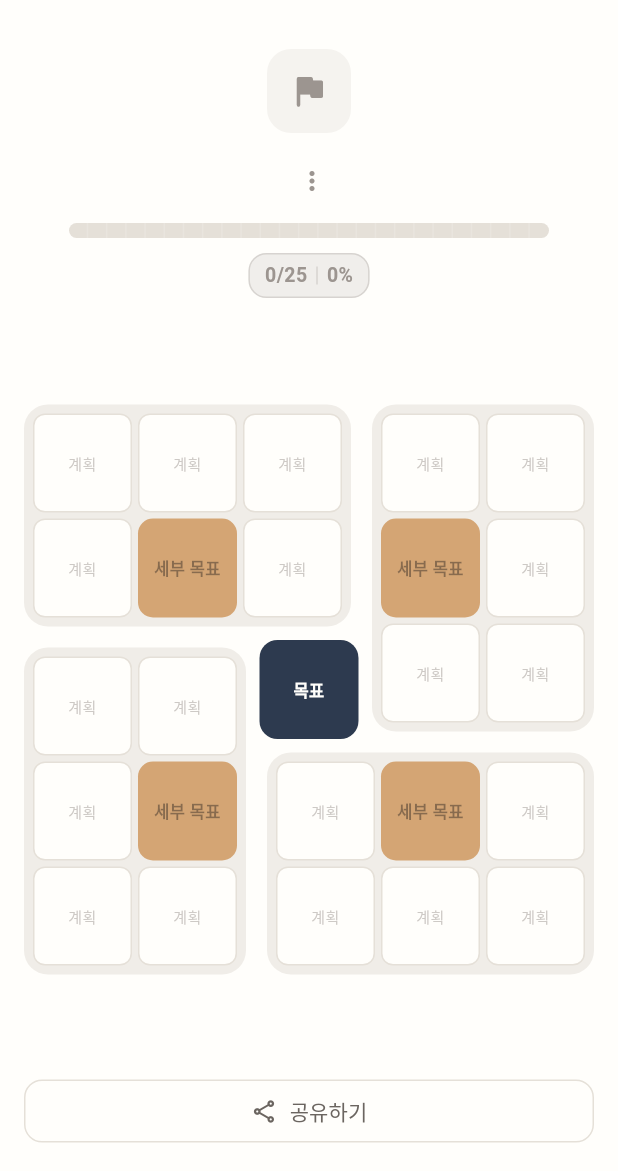
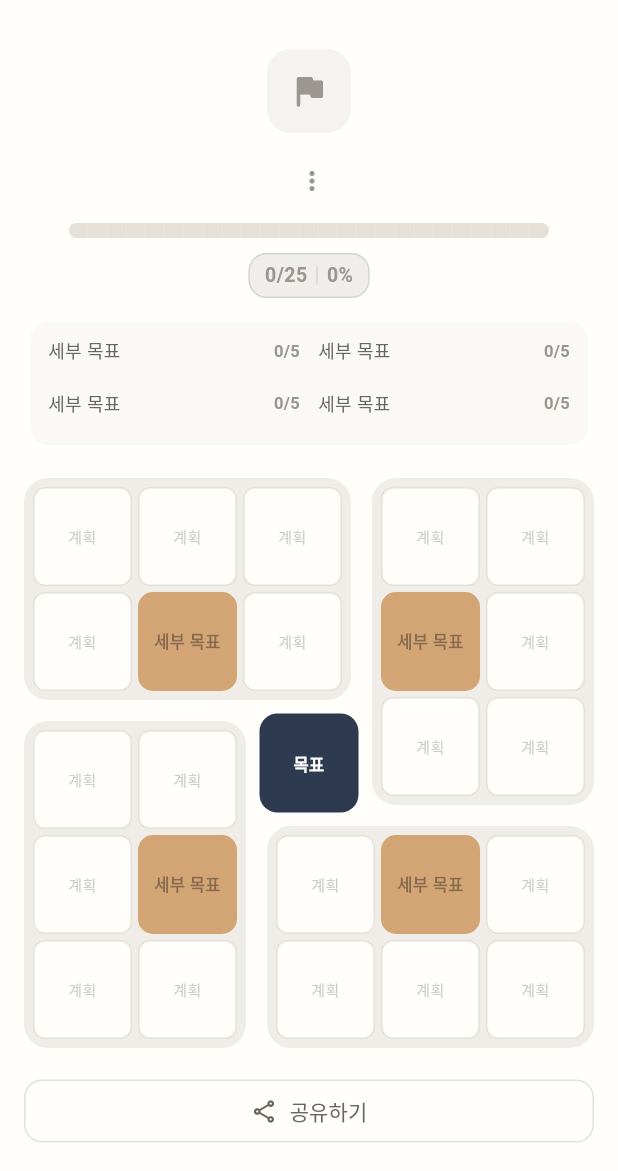
Before and after one commit to evan-hwang/mandalart-rpg, a Flutter app: the MandalartDetailScreen screen opened directly with empty values, on a phone screen of 412 x 824 dp, the part 65-1236 px from its top. Run offline on Flutter 3.47's test engine with Material 3 defaults, Android fonts, the phone set to English and light mode, and no system bars; our stand-ins replace drift, screenshot, share_plus, shared_preferences; accounts and stored records are empty; generated files the repository leaves out were written again; Roboto replaces fonts that are missing (Pretendard).

Commit message:
feat: add sub-goal progress indicators
- Add subGoalDoneCount, subGoalProgress, subGoalText methods to Goal extension
- Add SubGoalProgressSection to MandalartHeader
- Display 4 sub-goal progress bars with labels and counts (x/5)
- Color-coded progress: sage green → teal → gold on completion
- Update PLAN.md: mark sub-goal progress feature as complete

🤖 Generated with [Claude Code](https://claude.com/claude-code)

Co-Authored-By: Claude <noreply@anthropic.com>

```diff
--- a/lib/core/models/goal.dart
+++ b/lib/core/models/goal.dart
@@ -121,6 +121,28 @@ extension GoalListExtension on List<Goal> {
     return true;
   }
 
+  /// 서브별 완료된 세부 과제 개수 (0~5)
+  int subGoalDoneCount(int subIndex) {
+    final detailIndices = kSubGoalDetailMapping[subIndex];
+    if (detailIndices == null) return 0;
+    int count = 0;
+    for (final idx in detailIndices) {
+      final goal = goalAt(idx);
+      if (goal != null && goal.isDone) count++;
+    }
+    return count;
+  }
+
+  /// 서브별 진행률 (0.0 ~ 1.0)
+  double subGoalProgress(int subIndex) {
+    return subGoalDoneCount(subIndex) / 5;
+  }
+
+  /// 서브 목표 이름 가져오기
+  String? subGoalText(int subIndex) {
+    return goalAt(subIndex)?.text;
+  }
+
   /// 모든 서브 과제가 완료되었는지
   bool get allSubGoalsComplete {
     for (final subIndex in kSubIndices) {
--- a/lib/features/mandalart/widgets/mandalart_header.dart
+++ b/lib/features/mandalart/widgets/mandalart_header.dart
@@ -139,8 +139,158 @@ class MandalartHeader extends StatelessWidget {
               ],
             ],
           ),
+
+          const SizedBox(height: 16),
+
+          // 서브 목표별 진행률
+          _SubGoalProgressSection(goals: goals),
         ],
       ),
+    );
+  }
+}
+
+/// 서브 목표별 진행률 섹션
+class _SubGoalProgressSection extends StatelessWidget {
+  const _SubGoalProgressSection({required this.goals});
+
+  final List<Goal> goals;
+
+  @override
+  Widget build(BuildContext context) {
+    return Container(
+      padding: const EdgeInsets.symmetric(horizontal: 12, vertical: 10),
+      decoration: BoxDecoration(
+        color: AppColors.surfaceVariant.withValues(alpha: 0.5),
+        borderRadius: BorderRadius.circular(12),
+      ),
+      child: Column(
+        children: [
+          // 상단 2개 (좌상단, 우상단)
+          Row(
+            children: [
+              Expanded(
+                child: _SubGoalProgressItem(
+                  label: goals.subGoalText(6) ?? '세부 목표',
+                  doneCount: goals.subGoalDoneCount(6),
+                  progress: goals.subGoalProgress(6),
+                ),
+              ),
+              const SizedBox(width: 12),
+              Expanded(
+                child: _SubGoalProgressItem(
+                  label: goals.subGoalText(8) ?? '세부 목표',
+                  doneCount: goals.subGoalDoneCount(8),
+                  progress: goals.subGoalProgress(8),
+                ),
+              ),
+            ],
+          ),
+          const SizedBox(height: 8),
+          // 하단 2개 (좌하단, 우하단)
+          Row(
+            children: [
+              Expanded(
+                child: _SubGoalProgressItem(
+                  label: goals.subGoalText(16) ?? '세부 목표',
+                  doneCount: goals.subGoalDoneCount(16),
+                  progress: goals.subGoalProgress(16),
+                ),
+              ),
+              const SizedBox(width: 12),
+              Expanded(
+                child: _SubGoalProgressItem(
+                  label: goals.subGoalText(18) ?? '세부 목표',
+                  doneCount: goals.subGoalDoneCount(18),
+                  progress: goals.subGoalProgress(18),
+                ),
+              ),
+            ],
+          ),
+        ],
+      ),
+    );
+  }
+}
+
+/// 개별 서브 목표 진행률 아이템
+class _SubGoalProgressItem extends StatelessWidget {
+  const _SubGoalProgressItem({
+    required this.label,
+    required this.doneCount,
+    required this.progress,
+  });
+
+  final String label;
+  final int doneCount;
+  final double progress;
+
+  Color get _progressColor {
+    if (progress >= 1.0) return const Color(0xFFD4A574); // 골드/머스타드
+    if (progress >= 0.6) return const Color(0xFF8DB4A0); // 틸
+    if (progress > 0) return const Color(0xFF7A9E77); // 세이지
+    return AppColors.textTertiary;
+  }
+
+  @override
+  Widget build(BuildContext context) {
+    return Column(
+      crossAxisAlignment: CrossAxisAlignment.start,
+      children: [
+        // 라벨 + 개수
+        Row(
+          children: [
+            Expanded(
+              child: Text(
+                label.isEmpty ? '세부 목표' : label,
+                style: TextStyle(
+                  fontSize: 12,
+                  fontWeight: FontWeight.w500,
+                  color: progress >= 1.0
+                      ? _progressColor
+                      : AppColors.textSecondary,
+                ),
+                maxLines: 1,
+                overflow: TextOverflow.ellipsis,
+              ),
+            ),
+            const SizedBox(width: 4),
+            Text(
+              '$doneCount/5',
+              style: TextStyle(
+                fontSize: 11,
+                fontWeight: FontWeight.w600,
+                color: _progressColor,
+              ),
+            ),
+          ],
+        ),
+        const SizedBox(height: 4),
+        // 미니 프로그레스 바
+        Container(
+          height: 4,
+          decoration: BoxDecoration(
+            color: AppColors.progressTrack,
+            borderRadius: BorderRadius.circular(2),
+          ),
+          child: LayoutBuilder(
+            builder: (context, constraints) {
+              return Stack(
+                children: [
+                  AnimatedContainer(
+                    duration: const Duration(milliseconds: 300),
+                    width: constraints.maxWidth * progress.clamp(0.0, 1.0),
+                    decoration: BoxDecoration(
+                      color: _progressColor,
+                      borderRadius: BorderRadius.circular(2),
+                    ),
+                  ),
+                ],
+              );
+            },
+          ),
+        ),
+      ],
     );
   }
 }
```
Also changed, not shown: 1 other file.
